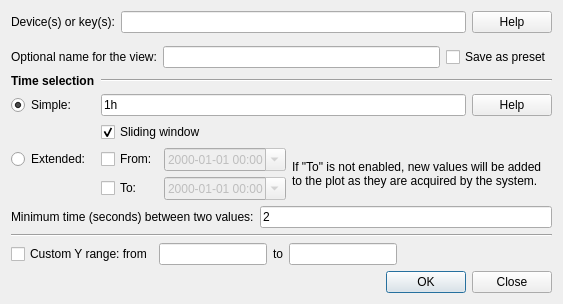
Qt form nicos/clients/gui/panels/history_new.ui (mlz-ictrl/nicos) before a commit.
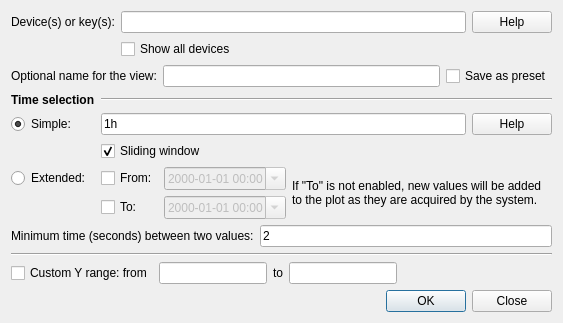
The same form after that commit.

Commit message:
gui: tweak history device selection tree
* Do not create parameter items until user expands a device item.
* Dont show lowlevel devices by default.

Diff of the .ui file:
```diff
--- a/nicos/clients/gui/panels/history_new.ui
+++ b/nicos/clients/gui/panels/history_new.ui
@@ -7,7 +7,7 @@
     <x>0</x>
     <y>0</y>
     <width>563</width>
-    <height>304</height>
+    <height>322</height>
    </rect>
   </property>
   <property name="windowTitle">
@@ -66,6 +66,13 @@
         <property name="margin">
          <number>0</number>
         </property>
+        <item>
+         <widget class="QCheckBox" name="devicesAllBox">
+          <property name="text">
+           <string>Show all devices</string>
+          </property>
+         </widget>
+        </item>
        </layout>
       </widget>
      </item>
```
The commit also changes 2 other files.
